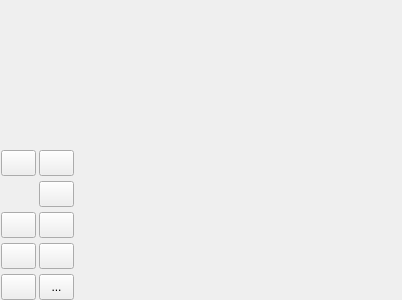
This is src/gpilot/ui/forms/partials/main/partmainvisualizer.ui in etet100/AstroCore-GCode-Sender as Qt 5 draws it before an edit. The edited form follows.
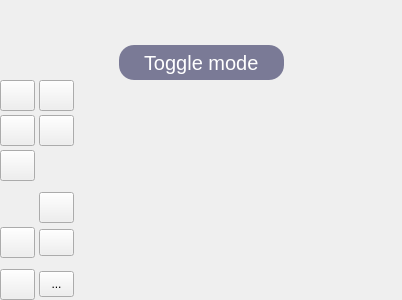
This is the edited form. Icons and pictures are not drawn. Custom widgets are drawn as their Qt base class.

Diff of the .ui file:
```diff
--- a/src/gpilot/ui/forms/partials/main/partmainvisualizer.ui
+++ b/src/gpilot/ui/forms/partials/main/partmainvisualizer.ui
@@ -19,6 +19,9 @@
   <property name="windowTitle">
    <string>Form</string>
   </property>
+  <property name="autoFillBackground">
+   <bool>true</bool>
+  </property>
   <property name="styleSheet">
    <string notr="true"/>
   </property>
@@ -30,7 +33,7 @@
     <number>0</number>
    </property>
    <property name="topMargin">
-    <number>0</number>
+    <number>9</number>
    </property>
    <property name="rightMargin">
     <number>0</number>
@@ -39,7 +42,97 @@
     <number>0</number>
    </property>
    <item>
-    <widget class="GLContainer" name="visualizer" native="true"/>
+    <widget class="GLContainer" name="visualizer" native="true">
+     <property name="sizePolicy">
+      <sizepolicy hsizetype="Preferred" vsizetype="Expanding">
+       <horstretch>0</horstretch>
+       <verstretch>0</verstretch>
+      </sizepolicy>
+     </property>
+    </widget>
+   </item>
+   <item>
+    <widget class="QWidget" name="info" native="true">
+     <property name="sizePolicy">
+      <sizepolicy hsizetype="Preferred" vsizetype="Expanding">
+       <horstretch>0</horstretch>
+       <verstretch>0</verstretch>
+      </sizepolicy>
+     </property>
+     <property name="maximumSize">
+      <size>
+       <width>16777215</width>
+       <height>40</height>
+      </size>
+     </property>
+     <property name="styleSheet">
+      <string notr="true"/>
+     </property>
+     <layout class="QHBoxLayout" name="horizontalLayout">
+      <property name="spacing">
+       <number>0</number>
+      </property>
+      <property name="leftMargin">
+       <number>0</number>
+      </property>
+      <property name="topMargin">
+       <number>0</number>
+      </property>
+      <property name="rightMargin">
+       <number>0</number>
+      </property>
+      <property name="bottomMargin">
+       <number>0</number>
+      </property>
+      <item>
+       <spacer name="horizontalSpacer">
+        <property name="orientation">
+         <enum>Qt::Orientation::Horizontal</enum>
+        </property>
+        <property name="sizeHint" stdset="0">
+         <size>
+          <width>98</width>
+          <height>19</height>
+         </size>
+        </property>
+       </spacer>
+      </item>
+      <item>
+       <widget class="QLabel" name="lblInfo">
+        <property name="maximumSize">
+         <size>
+          <width>16777215</width>
+          <height>100</height>
+         </size>
+        </property>
+        <property name="styleSheet">
+         <string notr="true">background: rgba(73, 73, 113, 180);
+color: white;
+padding: 4px 20px 4px 20px;
+font-size: 20px;
+border-radius: 15px;
+</string>
+        </property>
+        <property name="text">
+         <string>Toggle mode</string>
+        </property>
+       </widget>
+      </item>
+      <item>
+       <spacer name="horizontalSpacer_2">
+        <property name="orientation">
+         <enum>Qt::Orientation::Horizontal</enum>
+        </property>
+        <property name="sizeHint" stdset="0">
+         <size>
+          <width>98</width>
+          <height>19</height>
+         </size>
+        </property>
+       </spacer>
+      </item>
+     </layout>
+    </widget>
    </item>
    <item>
     <widget class="QWidget" name="buttons" native="true">
@@ -52,13 +145,13 @@
      <property name="minimumSize">
       <size>
        <width>75</width>
-       <height>140</height>
+       <height>0</height>
       </size>
      </property>
      <property name="maximumSize">
       <size>
        <width>70</width>
-       <height>150</height>
+       <height>500</height>
       </size>
      </property>
      <property name="baseSize">
@@ -68,11 +161,8 @@
       </size>
      </property>
      <property name="styleSheet">
-      <string notr="true">#buttons { border: none; }
-
-/* this color will be replaced in runtime */
-StyledToolButton { /* bbg */ background-color: rgba(255, 255, 255, 0) }
-
+      <string notr="true">/* this color will be replaced in runtime */
+StyledToolButton { /* bbg */ background-color: rgba(255, 255, 255, 0); }
 </string>
      </property>
      <layout class="QGridLayout" name="gridLayout_2">
@@ -88,100 +178,10 @@
       <property name="bottomMargin">
        <number>0</number>
       </property>
-      <property name="horizontalSpacing">
-       <number>2</number>
+      <property name="spacing">
+       <number>4</number>
       </property>
-      <property name="verticalSpacing">
-       <number>5</number>
-      </property>
-      <item row="0" column="0">
-       <widget class="StyledToolButton" name="cmdTop">
-        <property name="minimumSize">
-         <size>
-          <width>35</width>
-          <height>26</height>
-         </size>
-        </property>
-        <property name="toolTip">
-         <string>Top view</string>
-        </property>
-        <property name="text">
-         <string/>
-        </property>
-        <property name="icon">
-         <iconset resource="../../../resources/images.qrc">
-          <normaloff>:/images/visualizer_top.png</normaloff>:/images/visualizer_top.png</iconset>
-        </property>
-        <property name="iconSize">
-         <size>
-          <width>24</width>
-          <height>24</height>
-         </size>
-        </property>
-        <property name="invertedDartThemeIconColors" stdset="0">
-         <bool>false</bool>
-        </property>
-       </widget>
-      </item>
-      <item row="10" column="0">
-       <widget class="StyledToolButton" name="cmdRotationCube">
-        <property name="minimumSize">
-         <size>
-          <width>35</width>
-          <height>26</height>
-         </size>
-        </property>
-        <property name="toolTip">
-         <string>Rotation cube</string>
-        </property>
-        <property name="text">
-         <string/>
-        </property>
-        <property name="icon">
-         <iconset resource="../../../resources/images.qrc">
-          <normaloff>:/images/rotation_cube.png</normaloff>:/images/rotation_cube.png</iconset>
-        </property>
-        <property name="iconSize">
-         <size>
-          <width>24</width>
-          <height>24</height>
-         </size>
-        </property>
-        <property name="invertedDartThemeIconColors" stdset="0">
-         <bool>false</bool>
-        </property>
-       </widget>
-      </item>
-      <item row="3" column="1">
-       <widget class="StyledToolButton" name="cmdToggleProjection">
-        <property name="minimumSize">
-         <size>
-          <width>35</width>
-          <height>26</height>
-         </size>
-        </property>
-        <property name="toolTip">
-         <string>Toggle perspective/orthographic projection</string>
-        </property>
-        <property name="text">
-         <string/>
-        </property>
-        <property name="icon">
-         <iconset resource="../../../resources/images.qrc">
-          <normaloff>:/images/visualizer_toggle_view_mode.png</normaloff>:/images/visualizer_toggle_view_mode.png</iconset>
-        </property>
-        <property name="iconSize">
-         <size>
-          <width>20</width>
-          <height>20</height>
-         </size>
-        </property>
-        <property name="invertedDartThemeIconColors" stdset="0">
-         <bool>false</bool>
-        </property>
-       </widget>
-      </item>
-      <item row="10" column="1">
+      <item row="8" column="1">
        <widget class="StyledToolButton" name="cmdVisualizerHeightmap">
         <property name="minimumSize">
          <size>
@@ -210,28 +210,24 @@
         </property>
        </widget>
       </item>
-      <item row="3" column="0">
-       <widget class="StyledToolButton" name="cmdFit">
+      <item row="4" column="0" colspan="2">
+       <widget class="QWidget" name="line2" native="true">
+        <property name="sizePolicy">
+         <sizepolicy hsizetype="Preferred" vsizetype="Preferred">
+          <horstretch>0</horstretch>
+          <verstretch>0</verstretch>
+         </sizepolicy>
+        </property>
         <property name="minimumSize">
          <size>
-          <width>35</width>
-          <height>26</height>
+          <width>0</width>
+          <height>3</height>
          </size>
         </property>
-        <property name="toolTip">
-         <string>Fit</string>
-        </property>
-        <property name="text">
-         <string/>
-        </property>
-        <property name="icon">
-         <iconset resource="../../../resources/images.qrc">
-          <normaloff>:/images/fit_1.png</normaloff>:/images/fit_1.png</iconset>
-        </property>
-        <property name="iconSize">
+        <property name="maximumSize">
          <size>
-          <width>24</width>
-          <height>24</height>
+          <width>16777215</width>
+          <height>3</height>
          </size>
         </property>
         <property name="invertedDartThemeIconColors" stdset="0">
@@ -268,8 +264,8 @@
         </property>
        </widget>
       </item>
-      <item row="1" column="1">
-       <widget class="StyledToolButton" name="cmdRight">
+      <item row="6" column="0">
+       <widget class="StyledToolButton" name="cmdFit">
         <property name="minimumSize">
          <size>
           <width>35</width>
@@ -284,7 +280,36 @@
         </property>
         <property name="icon">
          <iconset resource="../../../resources/images.qrc">
-          <normaloff>:/images/visualizer_left.png</normaloff>:/images/visualizer_left.png</iconset>
+          <normaloff>:/images/fit_1.png</normaloff>:/images/fit_1.png</iconset>
+        </property>
+        <property name="iconSize">
+         <size>
+          <width>24</width>
+          <height>24</height>
+         </size>
+        </property>
+        <property name="invertedDartThemeIconColors" stdset="0">
+         <bool>false</bool>
+        </property>
+       </widget>
+      </item>
+      <item row="8" column="0">
+       <widget class="StyledToolButton" name="cmdRotationCube">
+        <property name="minimumSize">
+         <size>
+          <width>35</width>
+          <height>26</height>
+         </size>
+        </property>
+        <property name="toolTip">
+         <string>Toggle rotation cube</string>
+        </property>
+        <property name="text">
+         <string/>
+        </property>
+        <property name="icon">
+         <iconset resource="../../../resources/images.qrc">
+          <normaloff>:/images/rotation_cube.png</normaloff>:/images/rotation_cube.png</iconset>
         </property>
         <property name="iconSize">
          <size>
@@ -326,7 +351,36 @@
         </property>
        </widget>
       </item>
-      <item row="2" column="1">
+      <item row="1" column="1">
+       <widget class="StyledToolButton" name="cmdRight">
+        <property name="minimumSize">
+         <size>
+          <width>35</width>
+          <height>26</height>
+         </size>
+        </property>
+        <property name="toolTip">
+         <string>Right view</string>
+        </property>
+        <property name="text">
+         <string/>
+        </property>
+        <property name="icon">
+         <iconset resource="../../../resources/images.qrc">
+          <normaloff>:/images/visualizer_left.png</normaloff>:/images/visualizer_left.png</iconset>
+        </property>
+        <property name="iconSize">
+         <size>
+          <width>24</width>
+          <height>24</height>
+         </size>
+        </property>
+        <property name="invertedDartThemeIconColors" stdset="0">
+         <bool>false</bool>
+        </property>
+       </widget>
+      </item>
+      <item row="5" column="1">
        <widget class="StyledToolButton" name="cmd2d">
         <property name="minimumSize">
          <size>
@@ -349,6 +403,112 @@
         </property>
        </widget>
       </item>
+      <item row="1" column="0">
+       <widget class="StyledToolButton" name="styledToolButton">
+        <property name="minimumSize">
+         <size>
+          <width>35</width>
+          <height>26</height>
+         </size>
+        </property>
+        <property name="toolTip">
+         <string>Left view</string>
+        </property>
+        <property name="icon">
+         <iconset resource="../../../resources/images.qrc">
+          <normaloff>:/images/visualizer_front.png</normaloff>:/images/visualizer_front.png</iconset>
+        </property>
+        <property name="iconSize">
+         <size>
+          <width>24</width>
+          <height>24</height>
+         </size>
+        </property>
+        <property name="invertedDartThemeIconColors" stdset="0">
+         <bool>false</bool>
+        </property>
+       </widget>
+      </item>
+      <item row="6" column="1">
+       <widget class="StyledToolButton" name="cmdToggleProjection">
+        <property name="minimumSize">
+         <size>
+          <width>35</width>
+          <height>26</height>
+         </size>
+        </property>
+        <property name="toolTip">
+         <string>Toggle perspective/orthographic projection</string>
+        </property>
+        <property name="text">
+         <string/>
+        </property>
+        <property name="icon">
+         <iconset resource="../../../resources/images.qrc">
+          <normaloff>:/images/visualizer_toggle_view_mode.png</normaloff>:/images/visualizer_toggle_view_mode.png</iconset>
+        </property>
+        <property name="iconSize">
+         <size>
+          <width>20</width>
+          <height>20</height>
+         </size>
+        </property>
+        <property name="invertedDartThemeIconColors" stdset="0">
+         <bool>false</bool>
+        </property>
+       </widget>
+      </item>
+      <item row="0" column="0">
+       <widget class="StyledToolButton" name="cmdTop">
+        <property name="minimumSize">
+         <size>
+          <width>35</width>
+          <height>26</height>
+         </size>
+        </property>
+        <property name="toolTip">
+         <string>Top view</string>
+        </property>
+        <property name="text">
+         <string/>
+        </property>
+        <property name="icon">
+         <iconset resource="../../../resources/images.qrc">
+          <normaloff>:/images/visualizer_top.png</normaloff>:/images/visualizer_top.png</iconset>
+        </property>
+        <property name="iconSize">
+         <size>
+          <width>24</width>
+          <height>24</height>
+         </size>
+        </property>
+        <property name="invertedDartThemeIconColors" stdset="0">
+         <bool>false</bool>
+        </property>
+       </widget>
+      </item>
+      <item row="7" column="0" colspan="2">
+       <widget class="QWidget" name="line1" native="true">
+        <property name="sizePolicy">
+         <sizepolicy hsizetype="Preferred" vsizetype="Preferred">
+          <horstretch>0</horstretch>
+          <verstretch>0</verstretch>
+         </sizepolicy>
+        </property>
+        <property name="minimumSize">
+         <size>
+          <width>0</width>
+          <height>3</height>
+         </size>
+        </property>
+        <property name="maximumSize">
+         <size>
+          <width>16777215</width>
+          <height>3</height>
+         </size>
+        </property>
+       </widget>
+      </item>
      </layout>
     </widget>
    </item>
```
Left out of the diff: 34 changed lines with no effect on the pictures.
